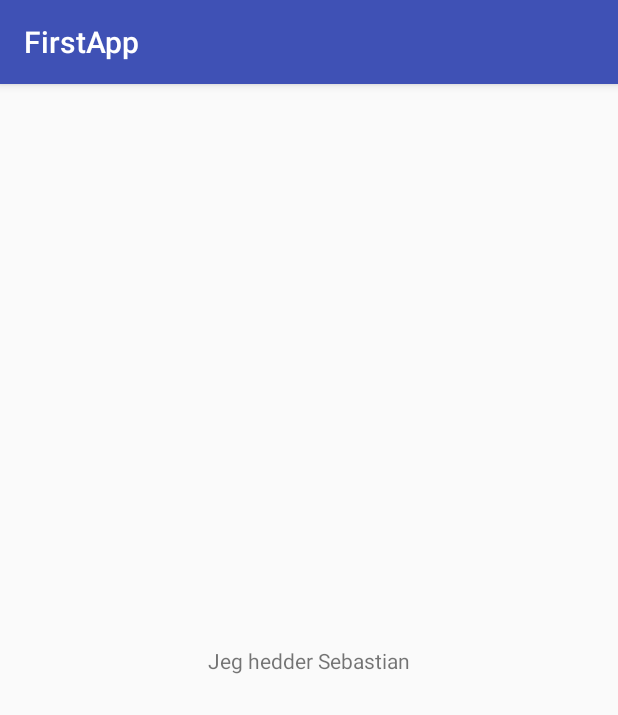
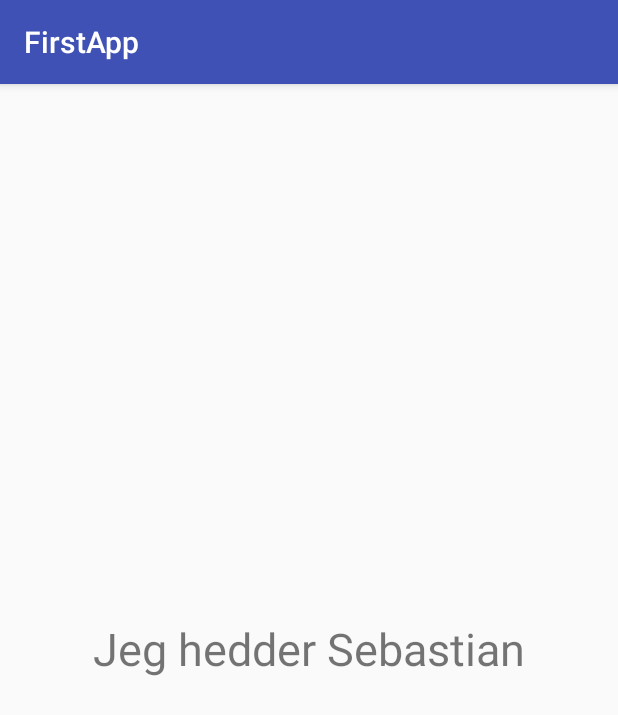
Before and after one commit to SebastianAndresen/android_programming, an Android app: the screen it shows after launch (MainActivity), on a phone screen of 412 x 824 dp. Shown: the top 715 px of the screen. Run offline under Robolectric (Android 15) with nearby library versions, the phone set to English and light mode, and no system bars.

Commit message:
Info App Created

```diff
--- a/firstapp/app/src/main/res/layout/activity_main.xml
+++ b/firstapp/app/src/main/res/layout/activity_main.xml
@@ -7,9 +7,11 @@
     tools:context="com.example.ste.firstapp.MainActivity">
 
     <TextView
-        android:layout_width="wrap_content"
-        android:layout_height="wrap_content"
+        android:layout_width="335dp"
+        android:layout_height="56dp"
         android:text="Jeg hedder Sebastian"
+        android:textAlignment="center"
+        android:textSize="30sp"
         app:layout_constraintBottom_toBottomOf="parent"
         app:layout_constraintLeft_toLeftOf="parent"
         app:layout_constraintRight_toRightOf="parent"
--- a/firstapp/build.gradle
+++ b/firstapp/build.gradle
@@ -5,7 +5,7 @@ buildscript {
         jcenter()
     }
     dependencies {
-        classpath 'com.android.tools.build:gradle:2.3.3'
+        classpath 'com.android.tools.build:gradle:3.0.1'
 
         // NOTE: Do not place your application dependencies here; they belong
         // in the individual module build.gradle files
```
Also changed, not shown: firstapp/gradle/wrapper/gradle-wrapper.properties, 1 other file.
